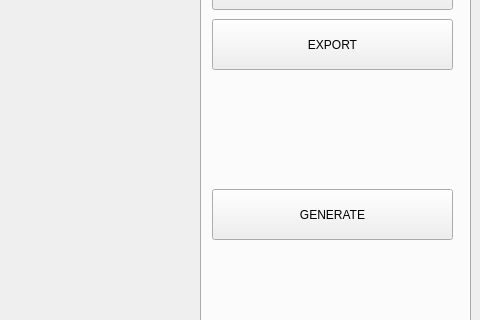
Before: the Qt Designer form src/Maze/Config/mainwindow.ui in SHEDRYn/Eller_algorithm-maze_generation, drawn with Qt 5; both pictures show x 320 to 800 and y 97 to 417 of the 800 by 520 pixel window.
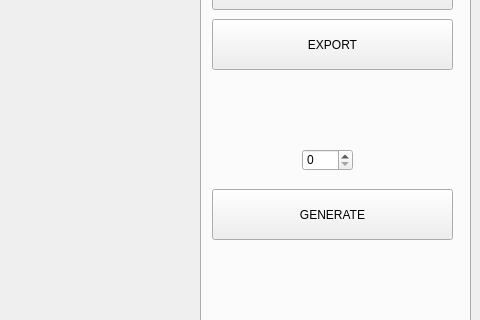
After: the same form once the commit is applied.

The edit to the form file:
```diff
--- a/src/Maze/Config/mainwindow.ui
+++ b/src/Maze/Config/mainwindow.ui
@@ -92,6 +92,16 @@
        <string>GENERATE</string>
       </property>
      </widget>
+     <widget class="QSpinBox" name="mazeCols">
+      <property name="geometry">
+       <rect>
+        <x>100</x>
+        <y>210</y>
+        <width>51</width>
+        <height>22</height>
+       </rect>
+      </property>
+     </widget>
     </widget>
     <widget class="QWidget" name="tabCave">
      <attribute name="title">
```
